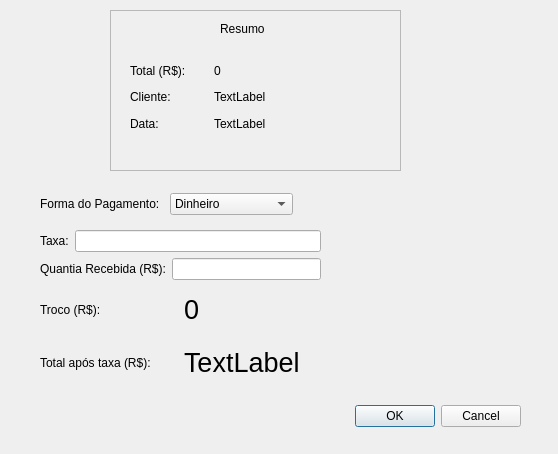
GabR36/QEstoqueLoja, file pagamento.ui: the form before one commit.
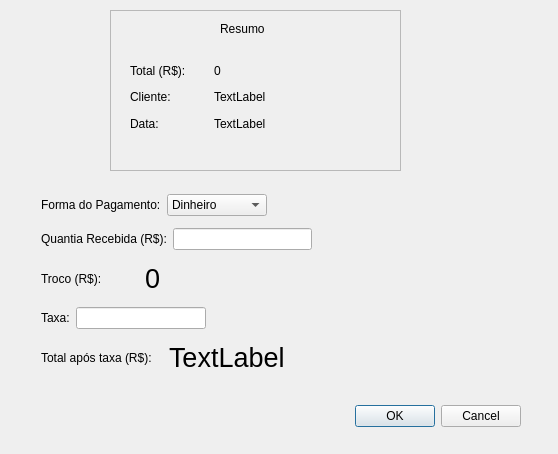
The form after the commit.

Commit message:
disposicao dos campos no pagamento.ui
tirei o layout pois estava bugado acho, mostrando os campos em ordems
diferentes do que deveriam.
coloquei os campos relativos a dinheiro do lado um do outro e os outros
pertos tambem um do outro.

The edit to the form file:
```diff
--- a/pagamento.ui
+++ b/pagamento.ui
@@ -35,9 +35,9 @@
   <widget class="QWidget" name="layoutWidget">
    <property name="geometry">
     <rect>
-     <x>40</x>
-     <y>190</y>
-     <width>253</width>
+     <x>41</x>
+     <y>191</y>
+     <width>226</width>
      <height>28</height>
     </rect>
    </property>
@@ -80,96 +80,6 @@
     </item>
    </layout>
   </widget>
-  <widget class="QWidget" name="layoutWidget">
-   <property name="geometry">
-    <rect>
-     <x>40</x>
-     <y>230</y>
-     <width>281</width>
-     <height>156</height>
-    </rect>
-   </property>
-   <layout class="QVBoxLayout" name="verticalLayout">
-    <item>
-     <layout class="QHBoxLayout" name="horizontalLayout_8">
-      <item>
-       <layout class="QHBoxLayout" name="horizontalLayout_9">
-        <item>
-         <widget class="QLabel" name="label_8">
-          <property name="text">
-           <string>Taxa:</string>
-          </property>
-         </widget>
-        </item>
-        <item>
-         <widget class="QLineEdit" name="Ledit_Taxa"/>
-        </item>
-       </layout>
-      </item>
-     </layout>
-    </item>
-    <item>
-     <layout class="QHBoxLayout" name="horizontalLayout_3">
-      <item>
-       <widget class="QLabel" name="label_2">
-        <property name="text">
-         <string>Quantia Recebida (R$):</string>
-        </property>
-       </widget>
-      </item>
-      <item>
-       <widget class="QLineEdit" name="Ledit_Recebido"/>
-      </item>
-     </layout>
-    </item>
-    <item>
-     <layout class="QHBoxLayout" name="horizontalLayout_2">
-      <item>
-       <widget class="QLabel" name="label_3">
-        <property name="text">
-         <string>Troco (R$):</string>
-        </property>
-       </widget>
-      </item>
-      <item>
-       <widget class="QLabel" name="Lbl_Troco">
-        <property name="font">
-         <font>
-          <pointsize>20</pointsize>
-         </font>
-        </property>
-        <property name="text">
-         <string>0</string>
-        </property>
-       </widget>
-      </item>
-     </layout>
-    </item>
-    <item>
-     <layout class="QHBoxLayout" name="horizontalLayout_7">
-      <item>
-       <widget class="QLabel" name="label_10">
-        <property name="text">
-         <string>Total após taxa (R$):</string>
-        </property>
-       </widget>
-      </item>
-      <item>
-       <widget class="QLabel" name="Lbl_TotalTaxa">
-        <property name="font">
-         <font>
-          <pointsize>20</pointsize>
-         </font>
-        </property>
-        <property name="text">
-         <string>TextLabel</string>
-        </property>
-       </widget>
-      </item>
-     </layout>
-    </item>
-   </layout>
-  </widget>
   <widget class="QFrame" name="frame">
    <property name="geometry">
     <rect>
@@ -265,6 +175,112 @@
     </layout>
    </widget>
   </widget>
+  <widget class="QWidget" name="">
+   <property name="geometry">
+    <rect>
+     <x>41</x>
+     <y>225</y>
+     <width>271</width>
+     <height>28</height>
+    </rect>
+   </property>
+   <layout class="QHBoxLayout" name="horizontalLayout_3">
+    <item>
+     <widget class="QLabel" name="label_2">
+      <property name="text">
+       <string>Quantia Recebida (R$):</string>
+      </property>
+     </widget>
+    </item>
+    <item>
+     <widget class="QLineEdit" name="Ledit_Recebido"/>
+    </item>
+   </layout>
+  </widget>
+  <widget class="QWidget" name="">
+   <property name="geometry">
+    <rect>
+     <x>41</x>
+     <y>259</y>
+     <width>201</width>
+     <height>39</height>
+    </rect>
+   </property>
+   <layout class="QHBoxLayout" name="horizontalLayout_2">
+    <item>
+     <widget class="QLabel" name="label_3">
+      <property name="text">
+       <string>Troco (R$):</string>
+      </property>
+     </widget>
+    </item>
+    <item>
+     <widget class="QLabel" name="Lbl_Troco">
+      <property name="font">
+       <font>
+        <pointsize>20</pointsize>
+       </font>
+      </property>
+      <property name="text">
+       <string>0</string>
+      </property>
+     </widget>
+    </item>
+   </layout>
+  </widget>
+  <widget class="QWidget" name="">
+   <property name="geometry">
+    <rect>
+     <x>41</x>
+     <y>338</y>
+     <width>250</width>
+     <height>39</height>
+    </rect>
+   </property>
+   <layout class="QHBoxLayout" name="horizontalLayout_7">
+    <item>
+     <widget class="QLabel" name="label_10">
+      <property name="text">
+       <string>Total após taxa (R$):</string>
+      </property>
+     </widget>
+    </item>
+    <item>
+     <widget class="QLabel" name="Lbl_TotalTaxa">
+      <property name="font">
+       <font>
+        <pointsize>20</pointsize>
+       </font>
+      </property>
+      <property name="text">
+       <string>TextLabel</string>
+      </property>
+     </widget>
+    </item>
+   </layout>
+  </widget>
+  <widget class="QWidget" name="">
+   <property name="geometry">
+    <rect>
+     <x>41</x>
+     <y>304</y>
+     <width>165</width>
+     <height>28</height>
+    </rect>
+   </property>
+   <layout class="QHBoxLayout" name="horizontalLayout_8">
+    <item>
+     <widget class="QLabel" name="label_8">
+      <property name="text">
+       <string>Taxa:</string>
+      </property>
+     </widget>
+    </item>
+    <item>
+     <widget class="QLineEdit" name="Ledit_Taxa"/>
+    </item>
+   </layout>
+  </widget>
  </widget>
  <resources/>
  <connections>
```
